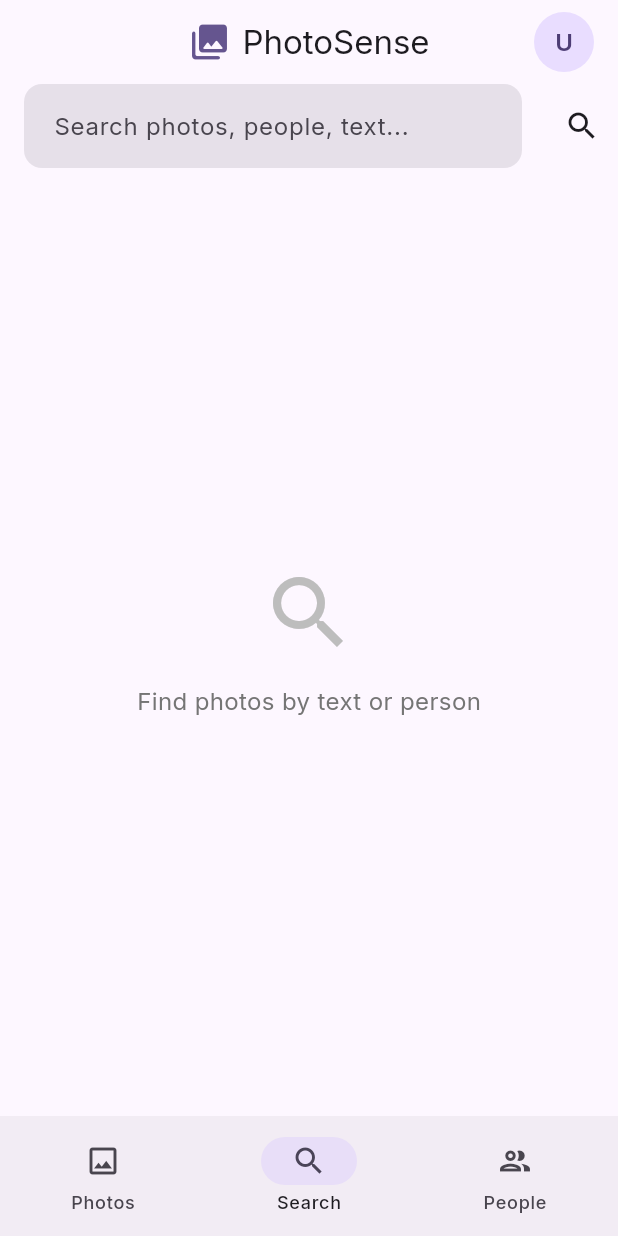
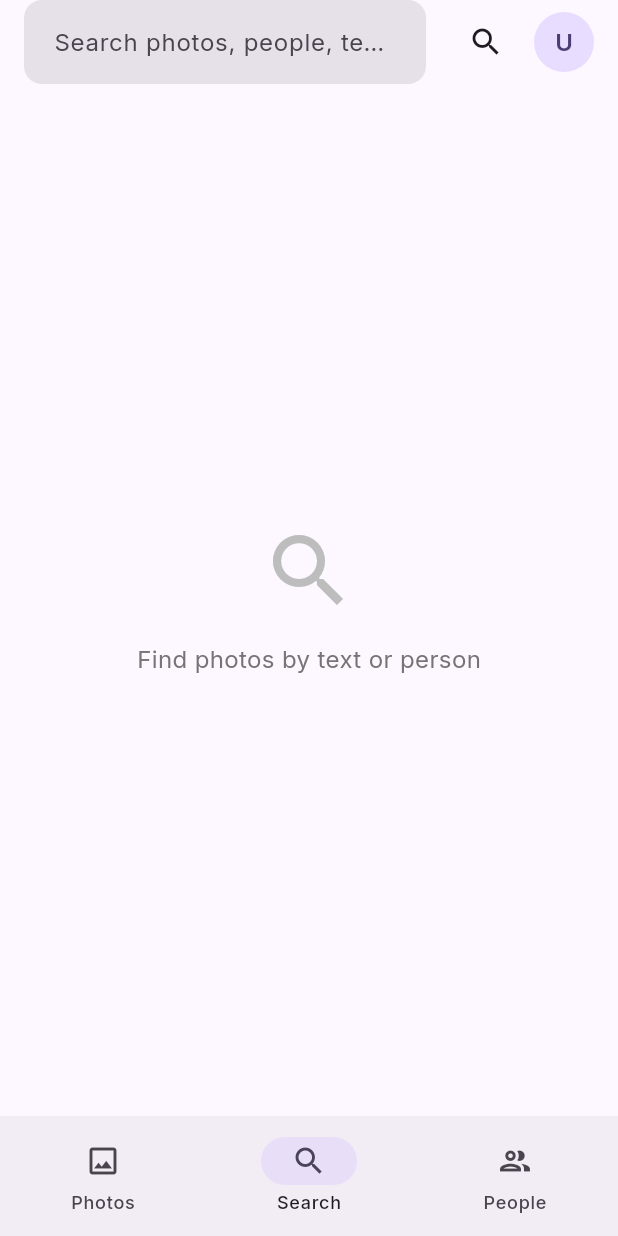
Before and after one commit to sudols/photo-sense, a Flutter app: the screen it shows after launch, item 2 of the bottom bar chosen, on a phone screen of 412 x 824 dp. Run offline on Flutter 3.47's test engine with Material 3 defaults, Android fonts, the phone set to English and light mode, and no system bars; our stand-ins replace google_fonts, image_picker; missing offline and left inert: amplify_api, amplify_auth_cognito, amplify_core, amplify_flutter, amplify_storage_s3.

Commit message:
Refine App Bar design: Remove global AppBar, add contextual headers and ProfileMenuButton

```diff
--- a/lib/screens/home/home_screen.dart
+++ b/lib/screens/home/home_screen.dart
@@ -7,7 +7,7 @@ import 'package:uuid/uuid.dart';
 import '../../models/Photo.dart';
 import '../../services/auth_service.dart';
 import '../../widgets/photo_grid_item.dart';
-import '../auth/sign_in_screen.dart';
+import '../../widgets/profile_menu_button.dart';
 import '../auth/sign_in_screen.dart';
 import '../photo/photo_detail_screen.dart';
 import '../people/people_screen.dart';
@@ -162,85 +162,13 @@ class _HomeScreenState extends State<HomeScreen> {
     }
   }
 
-  Future<void> _signOut() async {
-    final confirm = await showDialog<bool>(
-      context: context,
-      builder: (context) => AlertDialog(
-        title: const Text('Sign Out'),
-        content: const Text('Are you sure you want to sign out?'),
-        actions: [
-          TextButton(
-            onPressed: () => Navigator.pop(context, false),
-            child: const Text('Cancel'),
-          ),
-          FilledButton(
-            onPressed: () => Navigator.pop(context, true),
-            child: const Text('Sign Out'),
-          ),
-        ],
-      ),
-    );
-
-    if (confirm != true) return;
-
-    await AuthService.signOut();
-    if (mounted) {
-      Navigator.of(context).pushAndRemoveUntil(
-        MaterialPageRoute(builder: (_) => const SignInScreen()),
-        (route) => false,
-      );
-    }
-  }
-
   int _currentIndex = 0;
 
   @override
   Widget build(BuildContext context) {
     final colorScheme = Theme.of(context).colorScheme;
-    final initials = _userEmail != null ? _userEmail!.substring(0, 1).toUpperCase() : 'U';
 
     return Scaffold(
-      appBar: AppBar(
-        title: Row(
-          mainAxisSize: MainAxisSize.min,
-          children: [
-            Icon(Icons.photo_library_rounded, color: colorScheme.primary, size: 28),
-            const SizedBox(width: 8),
-            const Text('PhotoSense'),
-          ],
-        ),
-        actions: [
-          PopupMenuButton<String>(
-            icon: CircleAvatar(
-              backgroundColor: colorScheme.primaryContainer,
-              child: Text(
-                initials,
-                style: TextStyle(color: colorScheme.onPrimaryContainer, fontWeight: FontWeight.w600),
-              ),
-            ),
-            itemBuilder: (context) => <PopupMenuEntry<String>>[
-              PopupMenuItem<String>(
-                enabled: false,
-                child: Column(
-                  crossAxisAlignment: CrossAxisAlignment.start,
-                  children: [
-                    Text(_userEmail ?? 'User', style: const TextStyle(fontWeight: FontWeight.w600)),
-                  ],
-                ),
-              ),
-              const PopupMenuDivider(),
-              PopupMenuItem<String>(
-                value: 'signout',
-                onTap: _signOut,
-                child: const Row(
-                  children: [Icon(Icons.logout_outlined), SizedBox(width: 12), Text('Sign Out')],
-                ),
-              ),
-            ],
-          ),
-          const SizedBox(width: 8),
-        ],
-      ),
       body: IndexedStack(
         index: _currentIndex,
         children: [
@@ -249,14 +177,62 @@ class _HomeScreenState extends State<HomeScreen> {
               ? const Center(child: CircularProgressIndicator())
               : RefreshIndicator(
                   onRefresh: _fetchPhotos,
-                  child: _photos.isEmpty ? _buildEmptyState(colorScheme) : _buildPhotoGrid(),
+                  child: _photos.isEmpty
+                      ? CustomScrollView(
+                          slivers: [
+                              SliverAppBar(
+                                  floating: true,
+                                  snap: true,
+                                  actions: [
+                                      ProfileMenuButton(userEmail: _userEmail),
+                                      const SizedBox(width: 8),
+                                  ],
+                              ),
+                              SliverFillRemaining(child: _buildEmptyState(colorScheme)),
+                          ],
+                        )
+                      : CustomScrollView(
+                          slivers: [
+                              SliverAppBar(
+                                  floating: true,
+                                  snap: true,
+                                  actions: [
+                                      ProfileMenuButton(userEmail: _userEmail),
+                                      const SizedBox(width: 8),
+                                  ],
+                              ),
+                              SliverPadding(
+                                  padding: const EdgeInsets.all(16),
+                                  sliver: SliverGrid(
+                                      gridDelegate: const SliverGridDelegateWithFixedCrossAxisCount(
+                                        crossAxisCount: 2, crossAxisSpacing: 12, mainAxisSpacing: 12, childAspectRatio: 1,
+                                      ),
+                                      delegate: SliverChildBuilderDelegate(
+                                          (context, index) {
+                                              final photo = _photos[index];
+                                              return PhotoGridItem(
+                                                  photo: photo,
+                                                  onTap: () async {
+                                                      await Navigator.of(context).push(
+                                                          MaterialPageRoute(builder: (_) => PhotoDetailScreen(photo: photo)),
+                                                      );
+                                                      _fetchPhotos(); // Refresh after returning from detail
+                                                  },
+                                              );
+                                          },
+                                          childCount: _photos.length,
+                                      ),
+                                  ),
+                              ),
+                          ],
+                      ),
                 ),
 
           // Tab 1: Search
-          const SearchScreen(),
+          SearchScreen(userEmail: _userEmail),
 
           // Tab 2: People
-          const PeopleScreen(),
+          PeopleScreen(userEmail: _userEmail),
         ],
       ),
       bottomNavigationBar: NavigationBar(
@@ -313,26 +289,4 @@ class _HomeScreenState extends State<HomeScreen> {
       ),
     );
   }
-
-  Widget _buildPhotoGrid() {
-    return GridView.builder(
-      padding: const EdgeInsets.all(16),
-      gridDelegate: const SliverGridDelegateWithFixedCrossAxisCount(
-        crossAxisCount: 2, crossAxisSpacing: 12, mainAxisSpacing: 12, childAspectRatio: 1,
-      ),
-      itemCount: _photos.length,
-      itemBuilder: (context, index) {
-        final photo = _photos[index];
-        return PhotoGridItem(
-          photo: photo,
-          onTap: () async {
-            await Navigator.of(context).push(
-              MaterialPageRoute(builder: (_) => PhotoDetailScreen(photo: photo)),
-            );
-            _fetchPhotos(); // Refresh after returning from detail
-          },
-        );
-      },
-    );
-  }
 }
--- a/lib/screens/search/search_screen.dart
+++ b/lib/screens/search/search_screen.dart
@@ -5,10 +5,12 @@ import 'package:amplify_storage_s3/amplify_storage_s3.dart';
 import '../../models/Photo.dart';
 import '../../models/Person.dart';
 import '../../models/PhotoPerson.dart';
+import '../../widgets/profile_menu_button.dart';
 import '../photo/photo_detail_screen.dart';
 
 class SearchScreen extends StatefulWidget {
-  const SearchScreen({super.key});
+  final String? userEmail;
+  const SearchScreen({super.key, this.userEmail});
 
   @override
   State<SearchScreen> createState() => _SearchScreenState();
@@ -143,6 +145,8 @@ class _SearchScreenState extends State<SearchScreen> {
             icon: const Icon(Icons.search),
             onPressed: () => _performSearch(_searchController.text),
           ),
+          ProfileMenuButton(userEmail: widget.userEmail),
+          const SizedBox(width: 8),
         ],
       ),
       body: _isSearching
--- /dev/null
+++ b/lib/widgets/profile_menu_button.dart
@@ -0,0 +1,89 @@
+import 'package:flutter/material.dart';
+import 'package:amplify_flutter/amplify_flutter.dart';
+import '../services/auth_service.dart';
+import '../screens/auth/sign_in_screen.dart';
+
+class ProfileMenuButton extends StatefulWidget {
+  final String? userEmail;
+
+  const ProfileMenuButton({super.key, this.userEmail});
+
+  @override
+  State<ProfileMenuButton> createState() => _ProfileMenuButtonState();
+}
+
+class _ProfileMenuButtonState extends State<ProfileMenuButton> {
+  Future<void> _signOut() async {
+    final confirm = await showDialog<bool>(
+      context: context,
+      builder: (context) => AlertDialog(
+        title: const Text('Sign Out'),
+        content: const Text('Are you sure you want to sign out?'),
+        actions: [
+          TextButton(
+            onPressed: () => Navigator.pop(context, false),
+            child: const Text('Cancel'),
+          ),
+          FilledButton(
+            onPressed: () => Navigator.pop(context, true),
+            child: const Text('Sign Out'),
+          ),
+        ],
+      ),
+    );
+
+    if (confirm != true) return;
+
+    await AuthService.signOut();
+    if (mounted) {
+      Navigator.of(context).pushAndRemoveUntil(
+        MaterialPageRoute(builder: (_) => const SignInScreen()),
+        (route) => false,
+      );
+    }
+  }
+
+  @override
+  Widget build(BuildContext context) {
+    final colorScheme = Theme.of(context).colorScheme;
+    final initials = widget.userEmail != null && widget.userEmail!.isNotEmpty
+        ? widget.userEmail!.substring(0, 1).toUpperCase()
+        : 'U';
+
+    return PopupMenuButton<String>(
+      icon: CircleAvatar(
+        backgroundColor: colorScheme.primaryContainer,
+        child: Text(
+          initials,
+          style: TextStyle(
+              color: colorScheme.onPrimaryContainer,
+              fontWeight: FontWeight.w600),
+        ),
+      ),
+      itemBuilder: (context) => <PopupMenuEntry<String>>[
+        PopupMenuItem<String>(
+          enabled: false,
+          child: Column(
+            crossAxisAlignment: CrossAxisAlignment.start,
+            children: [
+              Text(widget.userEmail ?? 'User',
+                  style: const TextStyle(fontWeight: FontWeight.w600)),
+            ],
+          ),
+        ),
+        const PopupMenuDivider(),
+        PopupMenuItem<String>(
+          value: 'signout',
+          onTap: _signOut,
+          child: const Row(
+            children: [
+              Icon(Icons.logout_outlined),
+              SizedBox(width: 12),
+              Text('Sign Out')
+            ],
+          ),
+        ),
+      ],
+    );
+  }
+}
```
Also changed, not shown: lib/screens/people/people_screen.dart (+10 -2 lines).
